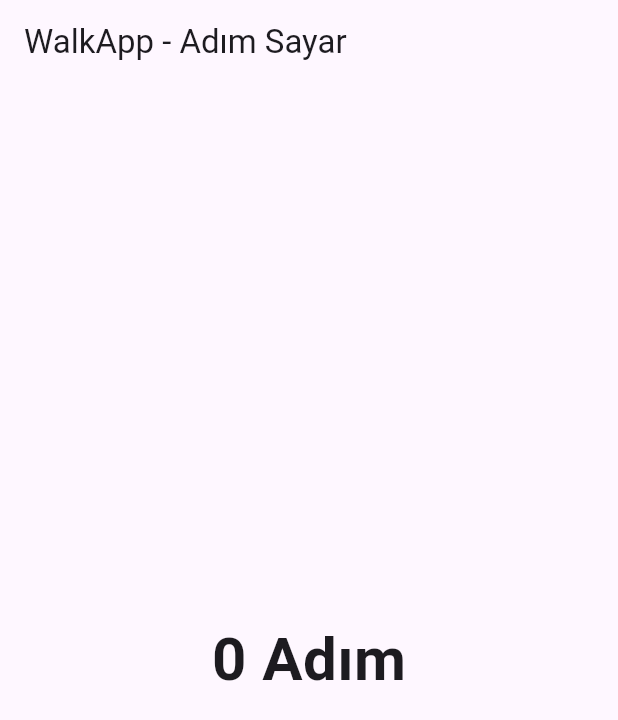
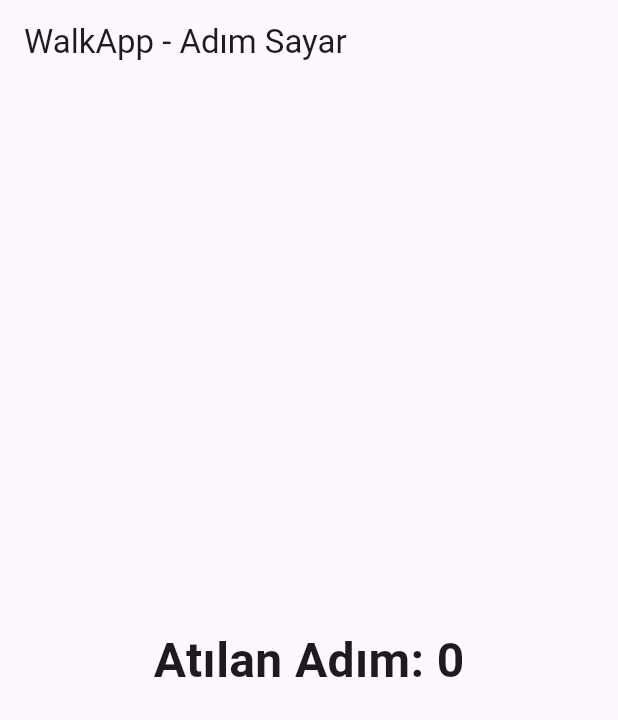
Before and after one commit to mrtzrsy/walkapp, a Flutter app: the screen it shows after launch, on a phone screen of 412 x 824 dp. Shown: the top 720 px of the screen. Run offline on Flutter 3.47's test engine with Material 3 defaults, Android fonts, the phone set to English and light mode, and no system bars; our stand-ins replace pedometer, permission_handler.

Commit message:
Refactor WalkApp to use StatefulWidget and update steps

```diff
--- a/lib/main.dart
+++ b/lib/main.dart
@@ -1,4 +1,3 @@
-import 'dart:async';
 import 'package:flutter/material.dart';
 import 'package:pedometer/pedometer.dart';
 import 'package:permission_handler/permission_handler.dart';
@@ -9,50 +8,38 @@ void main() async {
   runApp(const WalkApp());
 }
 
-class WalkApp extends StatelessWidget {
-  const WalkApp({super.key});
+class WalkApp extends StatefulWidget {
+  const WalkApp({Key? key}) : super(key: key);
+
   @override
-  Widget build(BuildContext context) {
-    return MaterialApp(
-      home: const StepScreen(),
-      debugShowCheckedModeBanner: false,
-    );
-  }
+  _WalkAppState createState() => _WalkAppState();
 }
 
-class StepScreen extends StatefulWidget {
-  const StepScreen({super.key});
-
-  @override
-  State<StepScreen> createState() => _StepScreenState();
-}
-
-class _StepScreenState extends State<StepScreen> {
-  StreamSubscription<StepCount>? _subscription;
-  int totalSteps = 0;
+class _WalkAppState extends State<WalkApp> {
+  int _steps = 0;
 
   @override
   void initState() {
     super.initState();
-    _subscription = Pedometer.stepCountStream.listen((event) {
-      setState(() => totalSteps = event.steps);
+    initStepCounter();
+  }
+
+  void initStepCounter() {
+    Pedometer.stepCountStream.listen((event) {
+      setState(() => _steps = event.steps);
     });
   }
 
   @override
-  void dispose() {
-    _subscription?.cancel();
-    super.dispose();
-  }
-
-  @override
   Widget build(BuildContext context) {
-    return Scaffold(
-      appBar: AppBar(title: const Text("WalkApp - Adım Sayar")),
-      body: Center(
-        child: Text(
-          "$totalSteps Adım",
-          style: const TextStyle(fontSize: 40, fontWeight: FontWeight.bold),
+    return MaterialApp(
+      home: Scaffold(
+        appBar: AppBar(title: const Text("WalkApp - Adım Sayar")),
+        body: Center(
+          child: Text(
+            "Atılan Adım: $_steps",
+            style: const TextStyle(fontSize: 32, fontWeight: FontWeight.bold),
+          ),
         ),
       ),
     );
```
